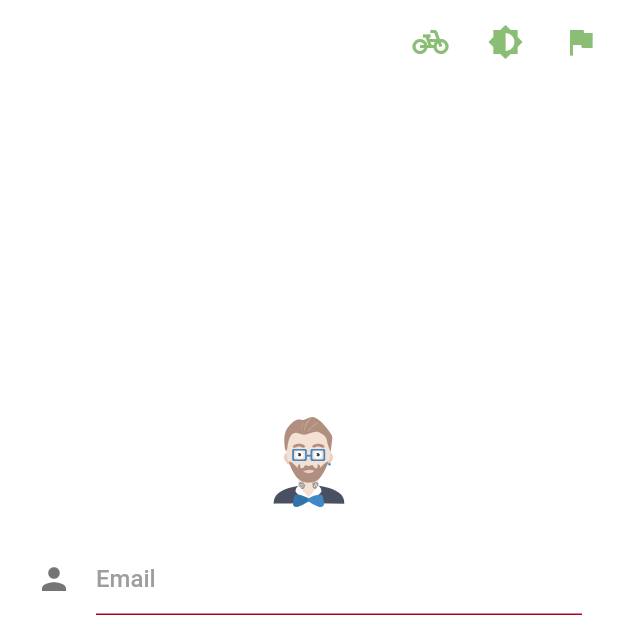
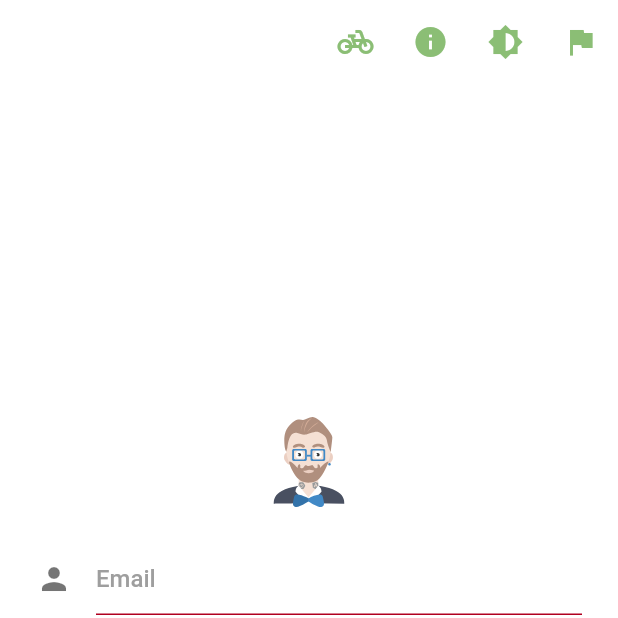
Before and after one commit to bhangun/kutilang-example-mobx-nullsafety, a Flutter app: the screen it shows after launch, after a tap on the "visibility" icon, on a phone screen of 412 x 824 dp, the top half of it. Run offline on Flutter 3.47's test engine with Material 2 defaults, Android fonts, the phone set to English and light mode, and no system bars; our stand-ins replace connectivity, dio, equatable, flutter_mobx, flutter_slidable, flutter_svg and 6 more; missing offline and left inert: f_logs, xxtea; accounts and stored records are empty; generated files the repository leaves out were written again.

```diff
--- a/lib/modules/kojek/ko_module.dart
+++ b/lib/modules/kojek/ko_module.dart
@@ -1,7 +1,5 @@
-import 'package:kutilang_example/models/module.dart';
-import 'package:provider/single_child_widget.dart';
 
-import '../../utils/routes.dart';
+import 'package:kutilang_example/utils/modules/module.dart';
 import 'ko_routes.dart';
 
 class KoModule implements Module {
@@ -28,13 +26,12 @@ class KoModule implements Module {
   services() {}
 
   @override
-  void routes() {
-    RoutesService.addRoutes(KoRoutes.routes);
-  }
+  routes() =>[KoRoutes.routes];
 
-   @override
-  List<SingleChildWidget> providers() {
-    return [
-    ];
-  }
+    //RoutesService.addRoutes(KoRoutes.routes);
+
+
+  @override
+ providers() => [];
+
 }
--- a/lib/modules/main_module.dart
+++ b/lib/modules/main_module.dart
@@ -1,9 +1,7 @@
-import 'package:kutilang_example/models/module.dart';
-import 'package:kutilang_example/services/apps_routes.dart';
-import 'package:kutilang_example/store/app_store/app_store.dart';
 import 'package:provider/provider.dart';
-import 'package:provider/single_child_widget.dart';
-import '../utils/routes.dart';
+import '../services/apps_routes.dart';
+import '../store/app_store/app_store.dart';
+import '../utils/modules/module.dart';
 import 'account/services/user_routes.dart';
 
 class MainModule implements Module {
@@ -27,7 +25,7 @@ class MainModule implements Module {
   services() {}
 
   @override
-  List<SingleChildWidget> providers() {
+  providers() {
     return [
       Provider<AppStore>(
         create: (_) => AppStore(),
@@ -37,8 +35,5 @@ class MainModule implements Module {
   }
 
   @override
-  void routes() {
-    RoutesService.addRoutes(AppsRoutes.routes);
-    RoutesService.addRoutes(UserRoutes.routes);
-  }
+  routes() => [AppsRoutes.routes, UserRoutes.routes];
 }
--- a/lib/modules/register_modules.dart
+++ b/lib/modules/register_modules.dart
@@ -1,6 +1,6 @@
-import 'package:kutilang_example/models/module.dart';
-import 'package:kutilang_example/modules/kojek/ko_module.dart';
 import 'main_module.dart';
+import '../utils/modules/module.dart';
+import '../modules/kojek/ko_module.dart';
 // kutilang-needle-import-module -- don't remove this line
 
 List<Module> registerModules(){
--- a/lib/pages/home.dart
+++ b/lib/pages/home.dart
@@ -4,10 +4,8 @@ import 'package:connectivity/connectivity.dart';
 import 'package:flutter/material.dart';
 import 'package:flutter/services.dart';
 import 'package:flutter_mobx/flutter_mobx.dart';
-import 'package:kutilang_example/widgets/bottom_bar_widget.dart';
 
-// import '../bloc/authentication/authentication_bloc.dart';
-
+import '../widgets/bottom_bar_widget.dart';
 import '../widgets/appbar_widget.dart';
 
 class HomeScreen extends StatefulWidget {
--- a/lib/pages/login.dart
+++ b/lib/pages/login.dart
@@ -1,14 +1,14 @@
 import 'package:flutter/material.dart';
 import 'package:flutter_svg/svg.dart';
-import 'package:kutilang_example/generated/localization.dart';
-import 'package:kutilang_example/layout/mobile.dart';
-
-import 'package:kutilang_example/modules/kojek/ko_routes.dart';
-import 'package:kutilang_example/services/navigation.dart';
-import 'package:kutilang_example/store/app_store/app_store.dart';
-import 'package:kutilang_example/store/settings_store/settings_store.dart';
+import 'package:kutilang_example/services/apps_routes.dart';
 import 'package:provider/provider.dart';
 
+import '../generated/localization.dart';
+import '../layout/mobile.dart';
+import '../modules/kojek/ko_routes.dart';
+import '../services/navigation.dart';
+import '../store/app_store/app_store.dart';
+import '../store/settings_store/settings_store.dart';
 import '../utils/config.dart';
 import '../widgets/textfield_widget.dart';
 
@@ -72,6 +72,13 @@ class _Loginpagestate extends State<LoginScreen> {
                   icon: Icon(Icons.pedal_bike),
                   onPressed: () =>
                       NavigationServices.navigateTo(KoRoutes.koHome),
+                ),
+                IconButton(
+                  splashRadius: 15,
+                  color: Theme.of(context).buttonColor,
+                  icon: Icon(Icons.info),
+                  onPressed: () =>
+                      NavigationServices.navigateTo(AppsRoutes.about),
                 ),
                 IconButton(
                     splashRadius: 15,
--- a/lib/services/apps_routes.dart
+++ b/lib/services/apps_routes.dart
@@ -16,6 +16,6 @@ class AppsRoutes {
     splash: (BuildContext context) => SplashScreen(),
     login: (BuildContext context) => LoginScreen(),
     home: (BuildContext context) => HomeScreen(),
-    about: (BuildContext context) => AboutScreen(),
+    about: (BuildContext context) => AboutPage(),
   };
 }
--- a/lib/models/module.dart
+++ b/lib/utils/modules/module.dart
@@ -6,7 +6,7 @@ abstract class Module {
   List<Page> pages();
   void services();
   List<SingleChildWidget> providers();
-  void routes();
+  List routes();
 }
 
 class Page{
--- a/lib/utils/modules.dart
+++ b/lib/utils/modules/modules.dart
@@ -1,6 +1,4 @@
-
-
-import 'package:kutilang_example/models/module.dart';
+import 'module.dart';
 
 class Modules {
   static var _pages  = <Page>[];
--- a/lib/utils/modules_registry.dart
+++ b/lib/utils/modules/modules_registry.dart
@@ -2,6 +2,7 @@ import 'package:kutilang_example/modules/register_modules.dart';
 import 'package:logging/logging.dart';
 import 'package:provider/single_child_widget.dart';
 
+import '../routes.dart';
 import 'modules.dart';
 
 class ModulesRegistry {
@@ -25,13 +26,13 @@ class ModulesRegistry {
           Modules.addPages(p);
         });
 
-        //log.info(m.providers());
-
         m.providers().forEach((e) {
           _providerList.add(e);
         });
-       // _blocProvider.add(m.providers());
-        m.routes();
+
+        m.routes().forEach((r) {
+          RoutesService.addRoutes(r);
+        });
         m.services();
     });
   }
```
Also changed, not shown: lib/main.dart (+4 -5 lines), lib/pages/about.dart (+21 -14 lines), lib/pages/splash.dart (+7 -8 lines).
